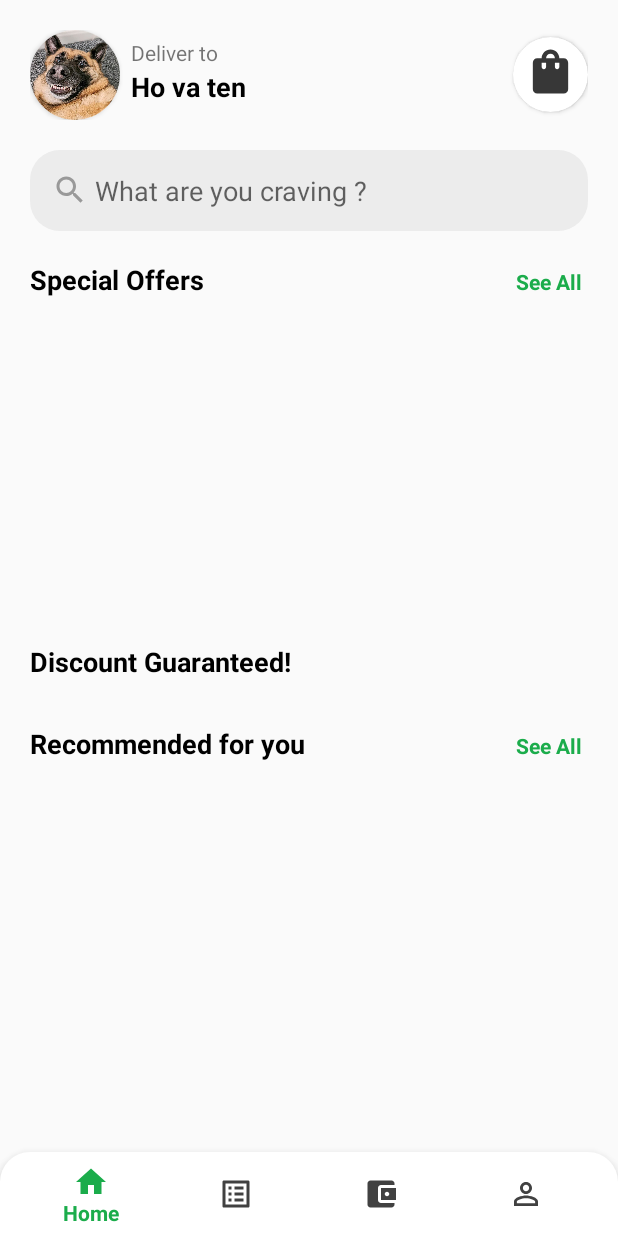
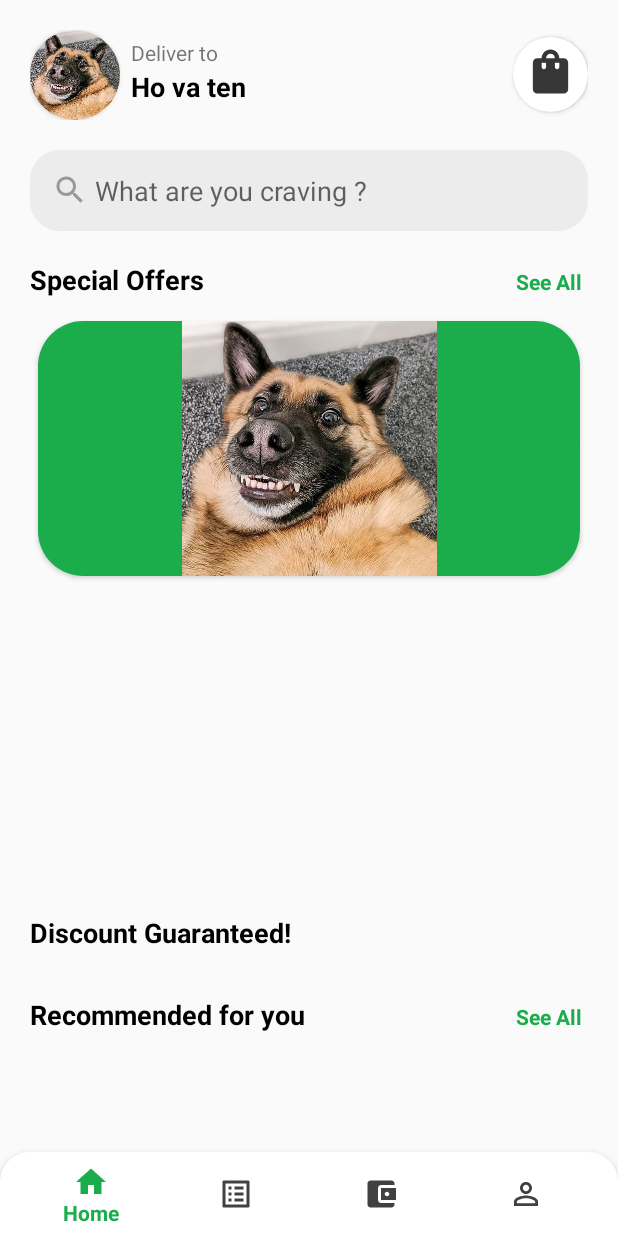
Before and after one commit to 2KDA/OutstandFood_Client, an Android app: the fragment HomeFragment placed in its activity, on a phone screen of 412 x 824 dp. Run offline under Robolectric (Android 15) with nearby library versions, the phone set to English and light mode, and no system bars.

Commit message:
Special-Offers (Phieu giam gia)

```diff
--- a/app/src/main/java/android/outstandfood_client/view/screen/fragment/HomeFragment.java
+++ /dev/null
@@ -1,65 +0,0 @@
-package android.outstandfood_client.view.screen.fragment;
-
-import android.os.Bundle;
-
-import androidx.fragment.app.Fragment;
-
-import android.view.LayoutInflater;
-import android.view.View;
-import android.view.ViewGroup;
-import android.outstandfood_client.R;
-
-/**
- * A simple {@link Fragment} subclass.
- * Use the {@link HomeFragment#newInstance} factory method to
- * create an instance of this fragment.
- */
-public class HomeFragment extends Fragment {
-
-    // TODO: Rename parameter arguments, choose names that match
-    // the fragment initialization parameters, e.g. ARG_ITEM_NUMBER
-    private static final String ARG_PARAM1 = "param1";
-    private static final String ARG_PARAM2 = "param2";
-
-    // TODO: Rename and change types of parameters
-    private String mParam1;
-    private String mParam2;
-
-    public HomeFragment() {
-        // Required empty public constructor
-    }
-
-    /**
-     * Use this factory method to create a new instance of
-     * this fragment using the provided parameters.
-     *
-     * @param param1 Parameter 1.
-     * @param param2 Parameter 2.
-     * @return A new instance of fragment HomeFragment.
-     */
-    // TODO: Rename and change types and number of parameters
-    public static HomeFragment newInstance(String param1, String param2) {
-        HomeFragment fragment = new HomeFragment();
-        Bundle args = new Bundle();
-        args.putString(ARG_PARAM1, param1);
-        args.putString(ARG_PARAM2, param2);
-        fragment.setArguments(args);
-        return fragment;
-    }
-
-    @Override
-    public void onCreate(Bundle savedInstanceState) {
-        super.onCreate(savedInstanceState);
-        if (getArguments() != null) {
-            mParam1 = getArguments().getString(ARG_PARAM1);
-            mParam2 = getArguments().getString(ARG_PARAM2);
-        }
-    }
-
-    @Override
-    public View onCreateView(LayoutInflater inflater, ViewGroup container,
-                             Bundle savedInstanceState) {
-        // Inflate the layout for this fragment
-        return inflater.inflate(R.layout.fragment_home, container, false);
-    }
-}
--- /dev/null
+++ b/app/src/main/java/android/outstandfood_client/view/screen/fragment/home/Adapter_Special_offers.java
@@ -0,0 +1,60 @@
+package android.outstandfood_client.view.screen.fragment.home;
+
+import android.content.Context;
+import android.outstandfood_client.R;
+import android.view.LayoutInflater;
+import android.view.View;
+import android.view.ViewGroup;
+import android.widget.ImageView;
+
+import androidx.annotation.NonNull;
+import androidx.recyclerview.widget.RecyclerView;
+
+import java.util.ArrayList;
+
+public class Adapter_Special_offers extends RecyclerView.Adapter<Adapter_Special_offers.UserViewHolder>{
+
+    private Context mContext;
+    private ArrayList<Integer> lis_Banner;
+
+    public Adapter_Special_offers(Context mContext) {
+        this.mContext = mContext;
+    }
+
+    public void setData(ArrayList<Integer> lis_Banner){
+        this.lis_Banner = lis_Banner;
+        notifyDataSetChanged();
+    }
+
+    @NonNull
+    @Override
+    public UserViewHolder onCreateViewHolder(@NonNull ViewGroup parent, int viewType) {
+        View v = LayoutInflater.from(parent.getContext()).inflate(R.layout.home_item_special,parent,false);
+        return new UserViewHolder(v);
+    }
+
+    @Override
+    public void onBindViewHolder(@NonNull UserViewHolder holder, int position) {
+        int i_banner = lis_Banner.get(position);
+
+        holder.img_home_item_special_banner.setImageResource(i_banner);
+
+    }
+
+    @Override
+    public int getItemCount() {
+        if (lis_Banner != null) return lis_Banner.size();
+        return 0;
+    }
+
+    public class UserViewHolder extends RecyclerView.ViewHolder{
+
+        private ImageView img_home_item_special_banner;
+
+        public UserViewHolder(@NonNull View itemView) {
+            super(itemView);
+
+            img_home_item_special_banner = itemView.findViewById(R.id.home_item_special_banner);
+        }
+    }
+}
--- /dev/null
+++ b/app/src/main/java/android/outstandfood_client/view/screen/fragment/home/HomeFragment.java
@@ -0,0 +1,106 @@
+package android.outstandfood_client.view.screen.fragment.home;
+
+import android.os.Bundle;
+
+import androidx.annotation.NonNull;
+import androidx.annotation.Nullable;
+import androidx.fragment.app.Fragment;
+import androidx.recyclerview.widget.LinearLayoutManager;
+import androidx.recyclerview.widget.RecyclerView;
+
+import android.outstandfood_client.models.Food;
+import android.view.LayoutInflater;
+import android.view.View;
+import android.view.ViewGroup;
+import android.outstandfood_client.R;
+import android.widget.EditText;
+import android.widget.GridView;
+import android.widget.ImageView;
+import android.widget.TextView;
+
+import java.util.ArrayList;
+
+
+public class HomeFragment extends Fragment {
+
+
+
+    private EditText edt_home_ActionMenu_home_Craving;
+    private ImageView img_home_ActionMenu_home_MyCart;
+    private TextView tv_home_ActionMenu_homeSpecial_seeAll;
+    private TextView tv_home_ActionMenu_homeRecommended_seeAll;
+
+    // Loai do an
+//    private ArrayList<Loai_food> list_FoodType = new ArrayList<>();
+//    private Adapter_Foodtype adapter_FoodType;
+//    private GridView gridView_home_ActionMenu_home_FoodType;
+
+    private ArrayList<Food> lis_food = new ArrayList<>();
+//    private Adapter_Discount adapter_discount;
+    private RecyclerView recyclerView_home_ActionMenu_home_Discout;
+
+//    private Adapter_Recommended adapter_recommended;
+    private RecyclerView recyclerView_home_ActionMenu_home_Recommended;
+
+    private ArrayList<Integer> lis_bannerSale = new ArrayList<>();
+    private Adapter_Special_offers adapter_special_offers;
+    private RecyclerView recyclerView_home_ActionMenu_Special_banner;
+
+
+    public void AnhXa(View view){
+        edt_home_ActionMenu_home_Craving = view.findViewById(R.id.home_ActionMenu_home_Craving);
+        img_home_ActionMenu_home_MyCart = view.findViewById(R.id.home_ActionMenu_home_MyCart);
+        tv_home_ActionMenu_homeSpecial_seeAll = view.findViewById(R.id.home_ActionMenu_homeSpecial_seeAll);
+        tv_home_ActionMenu_homeRecommended_seeAll = view.findViewById(R.id.home_ActionMenu_homeRecommended_seeAll);
+
+//        gridView_home_ActionMenu_home_FoodType = view.findViewById(R.id.home_ActionMenu_home_FoodType);
+        recyclerView_home_ActionMenu_home_Discout = view.findViewById(R.id.home_ActionMenu_home_Discount);
+        recyclerView_home_ActionMenu_home_Recommended = view.findViewById(R.id.home_ActionMenu_home_Recommended);
+        recyclerView_home_ActionMenu_Special_banner = view.findViewById(R.id.home_ActionMenu_Special_banner);
+    }
+
+
+    public static HomeFragment newInstance(String param1, String param2) {
+        HomeFragment fragment = new HomeFragment();
+        Bundle args = new Bundle();
+        fragment.setArguments(args);
+        return fragment;
+    }
+
+    @Override
+    public void onCreate(Bundle savedInstanceState) {
+        super.onCreate(savedInstanceState);
+        if (getArguments() != null) {
+
+        }
+    }
+
+    @Override
+    public void onViewCreated(@NonNull View view, @Nullable Bundle savedInstanceState) {
+        super.onViewCreated(view, savedInstanceState);
+
+        AnhXa(view);
+
+        //Special-Offers
+
+        adapter_special_offers = new Adapter_Special_offers(getContext());
+        adapter_special_offers.setData(lis_bannerSale);
+
+        LinearLayoutManager manager2 = new LinearLayoutManager(getContext(),LinearLayoutManager.HORIZONTAL,false);
+        recyclerView_home_ActionMenu_Special_banner.setLayoutManager(manager2);
+        recyclerView_home_ActionMenu_Special_banner.setAdapter(adapter_special_offers);
+
+        lis_bannerSale.add(R.drawable.avt_test);
+        lis_bannerSale.add(R.drawable.avt_test);
+        lis_bannerSale.add(R.drawable.avt_test);
+        lis_bannerSale.add(R.drawable.avt_test);
+
+    }
+
+    @Override
+    public View onCreateView(LayoutInflater inflater, ViewGroup container,
+                             Bundle savedInstanceState) {
+        // Inflate the layout for this fragment
+        return inflater.inflate(R.layout.fragment_home, container, false);
+    }
+}
--- a/app/src/main/java/android/outstandfood_client/view/screen/home_action_menu/Home_Screen.java
+++ b/app/src/main/java/android/outstandfood_client/view/screen/home_action_menu/Home_Screen.java
@@ -10,7 +10,7 @@ import android.outstandfood_client.R;
 import android.outstandfood_client.databinding.ActivityHomeScreenBinding;
 import android.outstandfood_client.view.screen.fragment.CartFragment;
 import android.outstandfood_client.view.screen.fragment.HistoryFragment;
-import android.outstandfood_client.view.screen.fragment.HomeFragment;
+import android.outstandfood_client.view.screen.fragment.home.HomeFragment;
 import android.outstandfood_client.view.screen.fragment.ProfileFragment;
 import android.view.MenuItem;
 
--- a/app/src/main/res/layout/fragment_home.xml
+++ b/app/src/main/res/layout/fragment_home.xml
@@ -4,7 +4,7 @@
     android:layout_width="match_parent"
     android:layout_height="match_parent"
     xmlns:app="http://schemas.android.com/apk/res-auto"
-    tools:context=".view.screen.fragment.HomeFragment"
+    tools:context=".view.screen.fragment.home.HomeFragment"
     android:layout_marginBottom="60dp">
 
 
--- /dev/null
+++ b/app/src/main/res/layout/home_item_special.xml
@@ -0,0 +1,17 @@
+<?xml version="1.0" encoding="utf-8"?>
+<androidx.cardview.widget.CardView xmlns:android="http://schemas.android.com/apk/res/android"
+    android:layout_width="match_parent"
+    android:layout_height="wrap_content"
+    xmlns:app="http://schemas.android.com/apk/res-auto"
+    app:cardCornerRadius="30dp"
+    android:layout_margin="5dp"
+    android:layout_marginBottom="5dp">
+
+    <ImageView
+        android:id="@+id/home_item_special_banner"
+        android:layout_width="match_parent"
+        android:layout_height="170dp"
+        android:src="@drawable/avt_test"
+        android:background="@color/cChinh"/>
+
+</androidx.cardview.widget.CardView>
```
Also changed, not shown: app/src/main/java/android/outstandfood_client/models/Food.java (added, +58 -0 lines).
